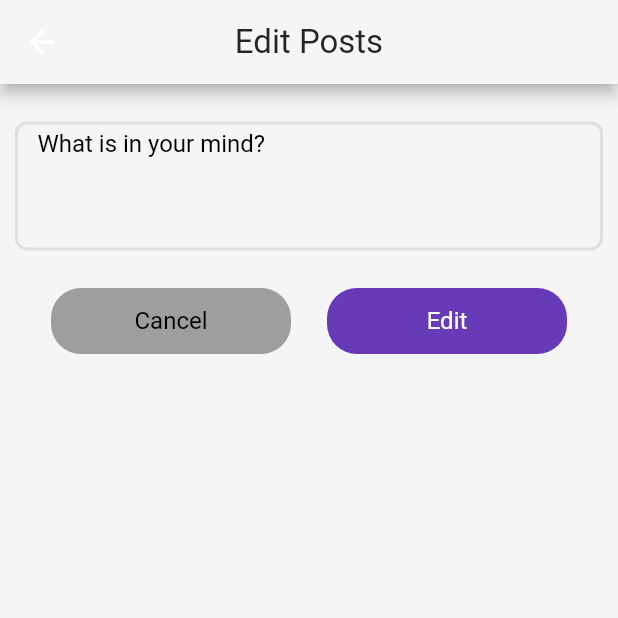
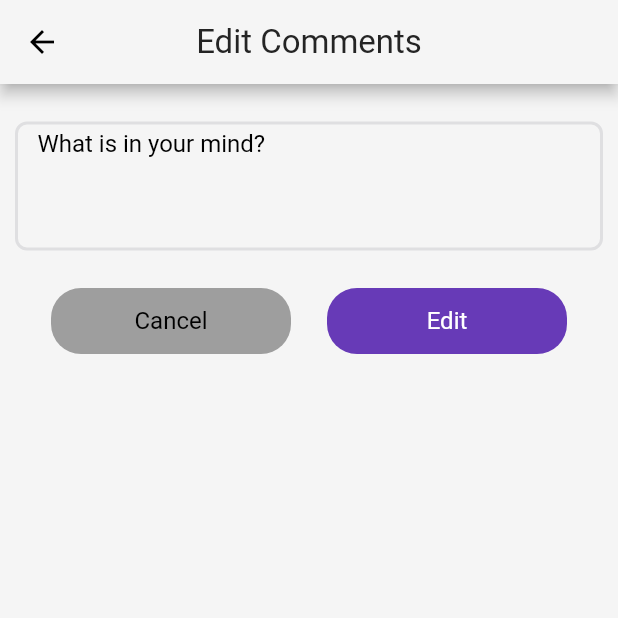
Before and after one commit to usmansiddiqui12321/Firebase-Social-Media, a Flutter app: the EditCommentScreen screen opened directly with empty values, on a phone screen of 412 x 824 dp, the top half of it. Run offline on Flutter 3.47's test engine with Material 2 defaults, Android fonts, the light colour scheme and no system bars; our stand-ins replace firebase_auth, firebase_core, firebase_database, firebase_storage, fluttertoast, image_picker and 1 more; accounts and stored records are empty; network calls fail; Roboto replaces fonts that are missing (SF-Pro-Display-Medium); project files that could hold a hidden picture were left out.

Commit message:
bugs Fixed

```diff
--- a/lib/view/Posts/edit_comment.dart
+++ b/lib/view/Posts/edit_comment.dart
@@ -30,20 +30,20 @@ class _EditCommentScreenState extends State<EditCommentScreen> {
 
   @override
   Widget build(BuildContext context) {
+    final brightness = MediaQuery.of(context).platformBrightness;
+    final isDarkMode = brightness == Brightness.dark;
     return Scaffold(
       appBar: AppBar(
+        iconTheme:
+            IconThemeData(color: isDarkMode ? Colors.white : Colors.black),
         leading: IconButton(
           onPressed: () {
             FocusScope.of(context).unfocus();
-              Navigator.push(
-                  context,
-                  MaterialPageRoute(
-                    builder: (context) => const PostScreen(),
-                  ));
+            Navigator.pop(context);
           },
-            icon: Icon(Icons.arrow_back),
+          icon: const Icon(Icons.arrow_back),
         ),
-          title: const Text("Edit Posts"),
+        title: const Text("Edit Comments"),
         centerTitle: true,
       ),
       body: ChangeNotifierProvider(
@@ -99,6 +99,7 @@ class _EditCommentScreenState extends State<EditCommentScreen> {
             );
           },
         ),
-        ));
+      ),
+    );
   }
 }
--- a/lib/view/dashboard/User/userlistscreen.dart
+++ b/lib/view/dashboard/User/userlistscreen.dart
@@ -34,7 +34,8 @@ class _UserListScreenState extends State<UserListScreen> {
         appBar: AppBar(
           title: const Text("User List"),
           leading: IconButton(
-            icon: const Icon(Icons.arrow_back),
+            icon: Icon(Icons.arrow_back,
+                color: isDarkMode ? Colors.white : Colors.black),
             onPressed: () {
               Navigator.pushNamed(context, Routename.dashboard);
             },
```
Also changed, not shown: lib/view/Posts/PostScreen.dart (+4 -3 lines), lib/view/Posts/add_posts.dart (+8 -0 lines), lib/view/Posts/comments.dart (+15 -1 lines), lib/view/Posts/edit_posts.dart (+14 -7 lines), lib/view/dashboard/chat/messageScreen.dart (+4 -7 lines), lib/view/dashboard/dashboard.dart (+6 -2 lines). Lines whose indentation alone changed are shown as unchanged.
